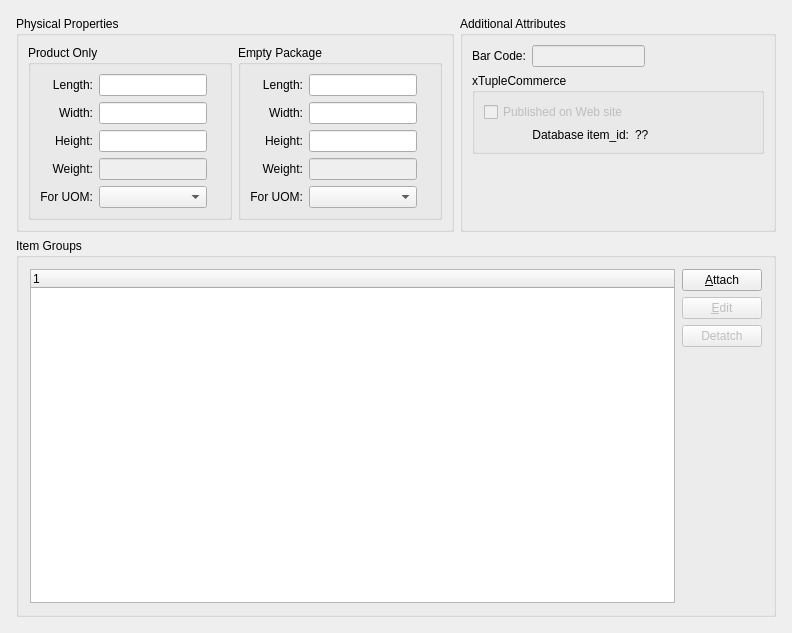
This is source/xdruple/database/source/xdruple/tables/pkguiform/itemAttributes.ui in tomdatkins/xtuple as Qt 5 draws it before an edit. The edited form follows.
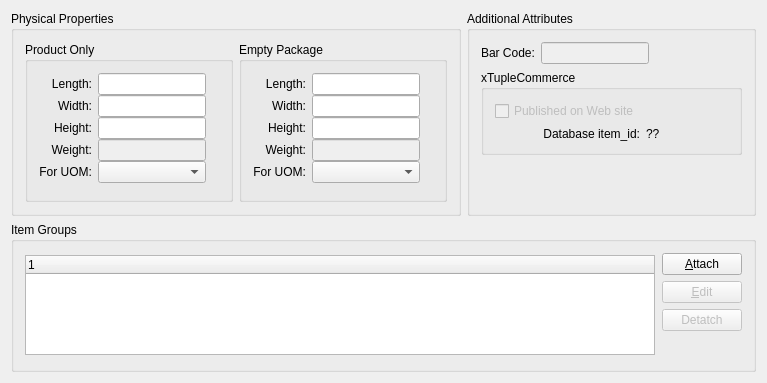
This is the edited form. Custom widgets are drawn as their Qt base class.

What changed in the file:
```diff
--- a/source/xdruple/database/source/xdruple/tables/pkguiform/itemAttributes.ui
+++ b/source/xdruple/database/source/xdruple/tables/pkguiform/itemAttributes.ui
@@ -13,74 +13,45 @@
    <rect>
     <x>0</x>
     <y>0</y>
-    <width>792</width>
-    <height>633</height>
+    <width>767</width>
+    <height>383</height>
    </rect>
   </property>
   <property name="windowTitle">
    <string>Attributes</string>
   </property>
-  <layout class="QVBoxLayout">
-   <item>
-    <spacer name="verticalSpacer_2">
-     <property name="orientation">
-      <enum>Qt::Vertical</enum>
-     </property>
-     <property name="sizeType">
-      <enum>QSizePolicy::Fixed</enum>
-     </property>
-     <property name="sizeHint" stdset="0">
-      <size>
-       <width>20</width>
-       <height>5</height>
-      </size>
-     </property>
-    </spacer>
-   </item>
-   <item>
-    <layout class="QHBoxLayout" name="horizontalLayout_6">
-     <item>
-      <spacer name="horizontalSpacer">
-       <property name="orientation">
-        <enum>Qt::Horizontal</enum>
-       </property>
-       <property name="sizeType">
-        <enum>QSizePolicy::Fixed</enum>
-       </property>
-       <property name="sizeHint" stdset="0">
-        <size>
-         <width>5</width>
-         <height>20</height>
-        </size>
-       </property>
-      </spacer>
-     </item>
-     <item>
-      <layout class="QVBoxLayout" name="verticalLayout_7">
+  <layout class="QVBoxLayout" name="verticalLayout">
        <item>
         <layout class="QHBoxLayout" name="horizontalLayout_8">
          <item>
           <widget class="QGroupBox" name="_physPropGroup">
+       <property name="maximumSize">
+        <size>
+         <width>16777215</width>
+         <height>250</height>
+        </size>
+       </property>
            <property name="title">
             <string>Physical Properties</string>
            </property>
            <layout class="QGridLayout" name="gridLayout_2">
-            <property name="margin">
-             <number>9</number>
-            </property>
             <item row="1" column="1">
              <widget class="QGroupBox" name="_physPackGroup">
+          <property name="maximumSize">
+           <size>
+            <width>16777215</width>
+            <height>200</height>
+           </size>
+          </property>
               <property name="title">
                <string>Empty Package</string>
               </property>
-              <layout class="QGridLayout" name="gridLayout">
-               <property name="margin">
-                <number>9</number>
-               </property>
-               <item row="0" column="0">
-                <layout class="QHBoxLayout" name="horizontalLayout_3">
+          <layout class="QVBoxLayout" name="verticalLayout_6">
                  <item>
                   <layout class="QGridLayout" name="gridLayout_4">
+             <property name="verticalSpacing">
+              <number>0</number>
+             </property>
                    <item row="1" column="0">
                     <widget class="QLabel" name="_packWidthLit">
                      <property name="text">
@@ -197,23 +168,25 @@
                   </layout>
                  </item>
                 </layout>
-               </item>
-              </layout>
              </widget>
             </item>
             <item row="1" column="0">
              <widget class="QGroupBox" name="_physProdGroup">
+          <property name="maximumSize">
+           <size>
+            <width>16777215</width>
+            <height>200</height>
+           </size>
+          </property>
               <property name="title">
                <string>Product Only</string>
               </property>
-              <layout class="QGridLayout" name="gridLayout_5">
-               <property name="margin">
-                <number>9</number>
-               </property>
-               <item row="0" column="0">
-                <layout class="QHBoxLayout" name="horizontalLayout_4">
+          <layout class="QVBoxLayout" name="verticalLayout_3">
                  <item>
                   <layout class="QGridLayout" name="gridLayout_3" rowstretch="0,0,0,0,0,0">
+             <property name="verticalSpacing">
+              <number>0</number>
+             </property>
                    <item row="3" column="0">
                     <widget class="QLabel" name="_prodWeightLit_new">
                      <property name="text">
@@ -330,8 +303,6 @@
                   </layout>
                  </item>
                 </layout>
-               </item>
-              </layout>
              </widget>
             </item>
            </layout>
@@ -339,14 +310,17 @@
          </item>
          <item>
           <widget class="QGroupBox" name="_addAttrGroup">
+       <property name="maximumSize">
+        <size>
+         <width>16777215</width>
+         <height>250</height>
+        </size>
+       </property>
            <property name="title">
             <string>Additional Attributes</string>
            </property>
-           <layout class="QGridLayout" name="gridLayout_6">
-            <property name="margin">
-             <number>9</number>
-            </property>
-            <item row="2" column="0">
+       <layout class="QVBoxLayout" name="verticalLayout_7">
+        <item>
              <layout class="QGridLayout" name="gridLayout_7">
               <item row="3" column="0">
                <spacer name="verticalSpacer_5">
@@ -400,9 +374,6 @@
                  <string>xTupleCommerce</string>
                 </property>
                 <layout class="QGridLayout" name="_xTupleCommerce">
-                 <property name="margin">
-                  <number>9</number>
-                 </property>
                  <item row="0" column="0">
                   <layout class="QGridLayout" name="gridLayout_9">
                    <item row="0" column="0">
@@ -481,6 +452,12 @@
        </item>
        <item>
         <widget class="QGroupBox" name="_itemGroupsGroup">
+     <property name="maximumSize">
+      <size>
+       <width>16777215</width>
+       <height>150</height>
+      </size>
+     </property>
          <property name="title">
           <string>Item Groups</string>
          </property>
@@ -490,17 +467,11 @@
             <property name="spacing">
              <number>0</number>
             </property>
-            <property name="margin">
-             <number>0</number>
-            </property>
             <item>
              <layout class="QHBoxLayout" name="horizontalLayout_5">
               <property name="spacing">
                <number>7</number>
               </property>
-              <property name="margin">
-               <number>0</number>
-              </property>
               <item>
                <widget class="XTreeWidget" name="_itemGroups">
                 <property name="sizePolicy">
@@ -515,6 +486,12 @@
                   <height>100</height>
                  </size>
                 </property>
+            <property name="maximumSize">
+             <size>
+              <width>16777215</width>
+              <height>100</height>
+             </size>
+            </property>
                </widget>
               </item>
               <item>
@@ -522,17 +499,8 @@
                 <property name="spacing">
                  <number>0</number>
                 </property>
-                <property name="margin">
-                 <number>0</number>
-                </property>
                 <item>
                  <layout class="QVBoxLayout" name="verticalLayout_5">
-                  <property name="spacing">
-                   <number>6</number>
-                  </property>
-                  <property name="margin">
-                   <number>0</number>
-                  </property>
                   <item>
                    <widget class="QPushButton" name="_itemGroupsAttach">
                     <property name="text">
@@ -588,42 +556,6 @@
         </widget>
        </item>
       </layout>
-     </item>
-     <item>
-      <spacer name="horizontalSpacer_2">
-       <property name="orientation">
-        <enum>Qt::Horizontal</enum>
-       </property>
-       <property name="sizeType">
-        <enum>QSizePolicy::Fixed</enum>
-       </property>
-       <property name="sizeHint" stdset="0">
-        <size>
-         <width>5</width>
-         <height>20</height>
-        </size>
-       </property>
-      </spacer>
-     </item>
-    </layout>
-   </item>
-   <item>
-    <spacer name="verticalSpacer">
-     <property name="orientation">
-      <enum>Qt::Vertical</enum>
-     </property>
-     <property name="sizeType">
-      <enum>QSizePolicy::Fixed</enum>
-     </property>
-     <property name="sizeHint" stdset="0">
-      <size>
-       <width>20</width>
-       <height>5</height>
-      </size>
-     </property>
-    </spacer>
-   </item>
-  </layout>
  </widget>
  <layoutdefault spacing="6" margin="11"/>
  <customwidgets>
```
Left out of the diff: 3 changed lines with no effect on the pictures. Lines whose indentation alone changed are shown as unchanged.
